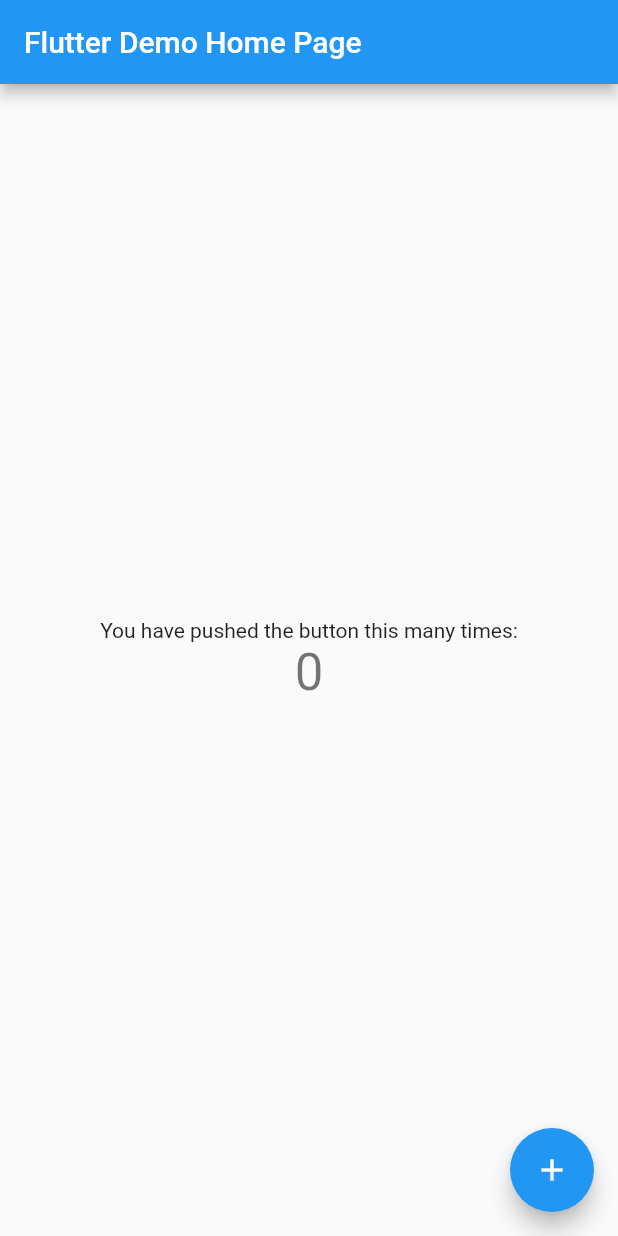
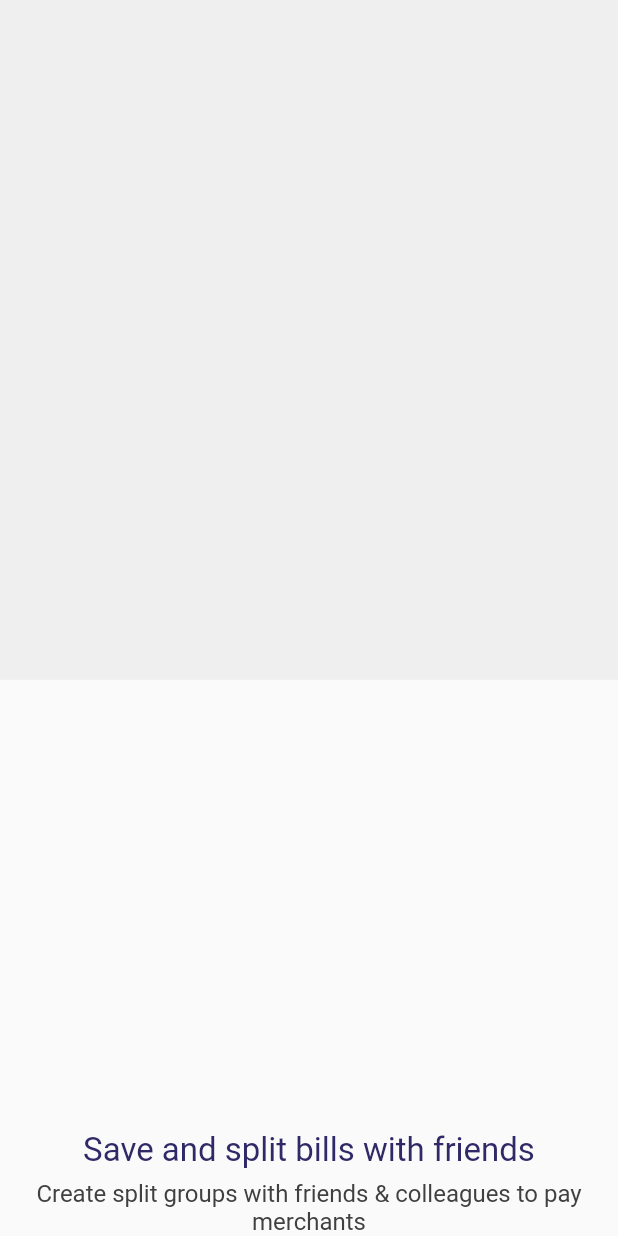
Before and after one commit to lintdeveloper/splitr, a Flutter app: the screen it shows after launch, on a phone screen of 412 x 824 dp. Run offline on Flutter 3.47's test engine with Material 2 defaults, Android fonts, the phone set to English and light mode, and no system bars; Roboto replaces fonts that are missing (CircularStd-Book, CircularStd-Medium).

Commit message:
project structure added

```diff
--- a/lib/main.dart
+++ b/lib/main.dart
@@ -1,117 +1,21 @@
 import 'package:flutter/material.dart';
+import 'screens/screens.dart';
 
 void main() {
   runApp(MyApp());
 }
 
 class MyApp extends StatelessWidget {
-  // This widget is the root of your application.
   @override
   Widget build(BuildContext context) {
     return MaterialApp(
       title: 'Flutter Demo',
+      debugShowCheckedModeBanner: false,
       theme: ThemeData(
-        // This is the theme of your application.
-        //
-        // Try running your application with "flutter run". You'll see the
-        // application has a blue toolbar. Then, without quitting the app, try
-        // changing the primarySwatch below to Colors.green and then invoke
-        // "hot reload" (press "r" in the console where you ran "flutter run",
-        // or simply save your changes to "hot reload" in a Flutter IDE).
-        // Notice that the counter didn't reset back to zero; the application
-        // is not restarted.
         primarySwatch: Colors.blue,
-        // This makes the visual density adapt to the platform that you run
-        // the app on. For desktop platforms, the controls will be smaller and
-        // closer together (more dense) than on mobile platforms.
         visualDensity: VisualDensity.adaptivePlatformDensity,
       ),
-      home: MyHomePage(title: 'Flutter Demo Home Page'),
+      home: LoginScreen(),
     );
   }
 }
-
-class MyHomePage extends StatefulWidget {
-  MyHomePage({Key key, this.title}) : super(key: key);
-
-  // This widget is the home page of your application. It is stateful, meaning
-  // that it has a State object (defined below) that contains fields that affect
-  // how it looks.
-
-  // This class is the configuration for the state. It holds the values (in this
-  // case the title) provided by the parent (in this case the App widget) and
-  // used by the build method of the State. Fields in a Widget subclass are
-  // always marked "final".
-
-  final String title;
-
-  @override
-  _MyHomePageState createState() => _MyHomePageState();
-}
-
-class _MyHomePageState extends State<MyHomePage> {
-  int _counter = 0;
-
-  void _incrementCounter() {
-    setState(() {
-      // This call to setState tells the Flutter framework that something has
-      // changed in this State, which causes it to rerun the build method below
-      // so that the display can reflect the updated values. If we changed
-      // _counter without calling setState(), then the build method would not be
-      // called again, and so nothing would appear to happen.
-      _counter++;
-    });
-  }
-
-  @override
-  Widget build(BuildContext context) {
-    // This method is rerun every time setState is called, for instance as done
-    // by the _incrementCounter method above.
-    //
-    // The Flutter framework has been optimized to make rerunning build methods
-    // fast, so that you can just rebuild anything that needs updating rather
-    // than having to individually change instances of widgets.
-    return Scaffold(
-      appBar: AppBar(
-        // Here we take the value from the MyHomePage object that was created by
-        // the App.build method, and use it to set our appbar title.
-        title: Text(widget.title),
-      ),
-      body: Center(
-        // Center is a layout widget. It takes a single child and positions it
-        // in the middle of the parent.
-        child: Column(
-          // Column is also a layout widget. It takes a list of children and
-          // arranges them vertically. By default, it sizes itself to fit its
-          // children horizontally, and tries to be as tall as its parent.
-          //
-          // Invoke "debug painting" (press "p" in the console, choose the
-          // "Toggle Debug Paint" action from the Flutter Inspector in Android
-          // Studio, or the "Toggle Debug Paint" command in Visual Studio Code)
-          // to see the wireframe for each widget.
-          //
-          // Column has various properties to control how it sizes itself and
-          // how it positions its children. Here we use mainAxisAlignment to
-          // center the children vertically; the main axis here is the vertical
-          // axis because Columns are vertical (the cross axis would be
-          // horizontal).
-          mainAxisAlignment: MainAxisAlignment.center,
-          children: <Widget>[
-            Text(
-              'You have pushed the button this many times:',
-            ),
-            Text(
-              '$_counter',
-              style: Theme.of(context).textTheme.headline4,
-            ),
-          ],
-        ),
-      ),
-      floatingActionButton: FloatingActionButton(
-        onPressed: _incrementCounter,
-        tooltip: 'Increment',
-        child: Icon(Icons.add),
-      ), // This trailing comma makes auto-formatting nicer for build methods.
-    );
-  }
-}
--- /dev/null
+++ b/lib/mixins/responsive_safe_area.dart
@@ -0,0 +1,31 @@
+import 'package:flutter/material.dart';
+
+typedef ResponsiveBuilder = Widget Function(
+    BuildContext context,
+    Size size
+    );
+
+class ResponsiveSafeArea extends StatelessWidget {
+  final ResponsiveBuilder responsiveBuilder;
+
+  const ResponsiveSafeArea({
+    Key key,
+    @required ResponsiveBuilder builder
+  }) : responsiveBuilder = builder,
+        super(key: key);
+
+  @override
+  Widget build(BuildContext context) {
+    return SafeArea(
+      child: LayoutBuilder(
+          builder: (context, constraints) {
+            return responsiveBuilder(
+                context,
+                constraints.biggest
+            );
+          }
+      ),
+    );
+  }
+
+}
--- /dev/null
+++ b/lib/screens/login_screen.dart
@@ -0,0 +1,93 @@
+import 'package:flutter/material.dart';
+import 'package:splitr/mixins/responsive_safe_area.dart';
+
+class LoginScreen extends StatefulWidget {
+  @override
+  _LoginScreenState createState() => _LoginScreenState();
+}
+
+class _LoginScreenState extends State<LoginScreen> {
+  @override
+  Widget build(BuildContext context) {
+    return Scaffold(
+        body: ResponsiveSafeArea(
+          builder: (context, size) {
+            return Container(
+              child: Column(
+                mainAxisAlignment: MainAxisAlignment.spaceBetween,
+                children: <Widget>[
+                  Container(
+                    color: Color.fromRGBO(239, 239, 239, 1),
+                    height: size.height * .55,
+                    width: size.width,
+                  ),
+                  Container(
+                    child: Column(
+                      children: [
+                        Container(
+                          margin: EdgeInsets.symmetric(vertical: 6),
+                          child: Center(
+                            child: Text(
+                              'Save and split bills with friends',
+                              style: TextStyle(
+                                  fontFamily: 'CircularStd-Medium',
+                                  // fontWeight: FontWeight.w500,
+                                  fontSize: 22,
+                                  color: Color.fromRGBO(47, 41, 103, 1)),
+                            ),
+                          ),
+                        ),
+                        Center(
+                          child: Text(
+                            'Create split groups with friends & colleagues to pay merchants',
+                            style: TextStyle(
+                              fontFamily: 'CircularStd-Book',
+                              //fontWeight: FontWeight.w500,
+                              fontSize: 16,
+                              color: Color.fromRGBO(64, 64, 64, 1),
+                            ),
+                            textAlign: TextAlign.center,
+                          ),
+                        ),
+                      ],
+                    ),
+                  )
+                ],
+              ),
+            );
+          },
+        )
+    );
+  }
+
+
+  Widget _signInButton() {
+    return OutlineButton(
+      splashColor: Colors.grey,
+      onPressed: () {},
+      shape: RoundedRectangleBorder(borderRadius: BorderRadius.circular(40)),
+      highlightElevation: 0,
+      borderSide: BorderSide(color: Colors.grey),
+      child: Padding(
+        padding: const EdgeInsets.fromLTRB(0, 10, 0, 10),
+        child: Row(
+          mainAxisSize: MainAxisSize.min,
+          mainAxisAlignment: MainAxisAlignment.center,
+          children: <Widget>[
+            Image(image: AssetImage("assets/images/google_logo.png"), height: 35.0),
+            Padding(
+              padding: const EdgeInsets.only(left: 10),
+              child: Text(
+                'Sign in with Google',
+                style: TextStyle(
+                  fontSize: 20,
+                  color: Colors.grey,
+                ),
+              ),
+            )
+          ],
+        ),
+      ),
+    );
+  }
+}
--- /dev/null
+++ b/lib/screens/screens.dart
@@ -0,0 +1,2 @@
+export 'login_screen.dart';
+export 'splash_screen.dart';
```
Also changed, not shown: lib/screens/splash_screen.dart (added, +49 -0 lines).
